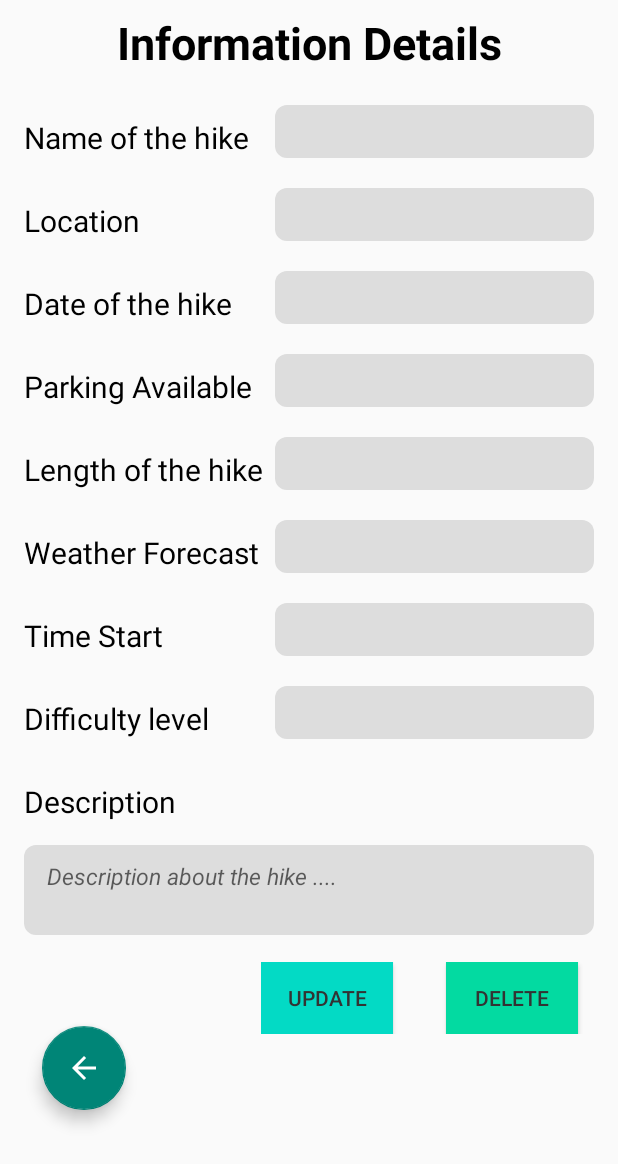
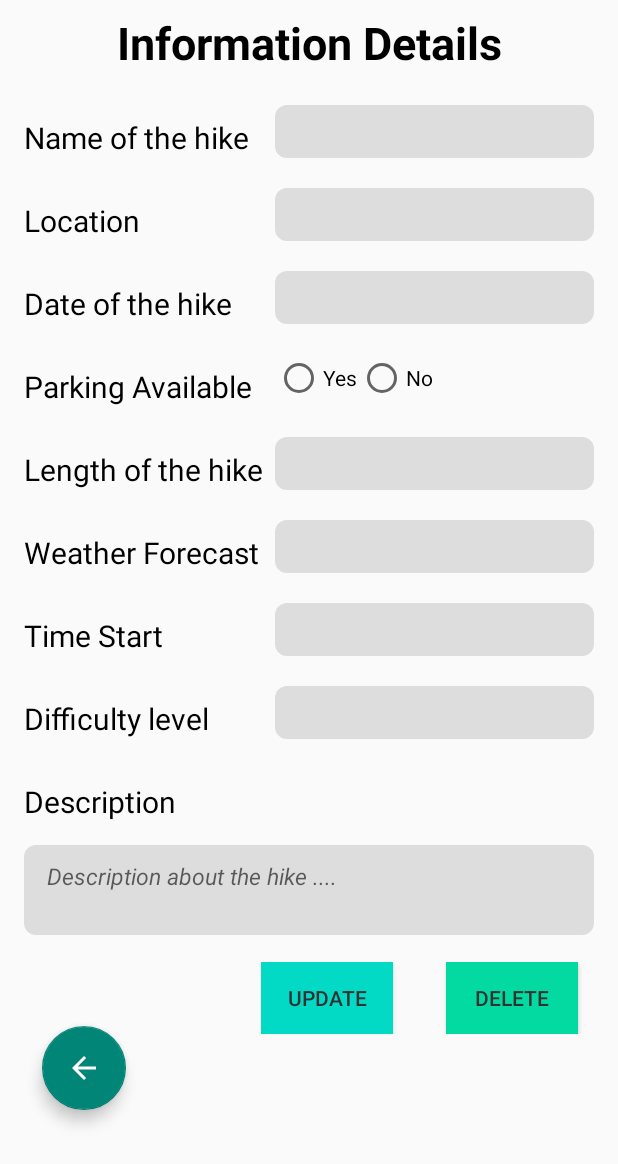
Before and after one commit to 1Ir-is/COMP1786-CourseWork, an Android app: the UpdateActivity screen opened directly, with no data from a screen before it, on a phone screen of 412 x 824 dp. Shown: the top 1164 px of the screen. Run offline under Robolectric (Android 15) with nearby library versions, the phone set to English and light mode, and no system bars.

Commit message:
feat: change the parking available from EditText to Radio Button to display which radio button has been chose from the database

```diff
--- a/app/src/main/java/com/example/coursework/activities/UpdateActivity.java
+++ b/app/src/main/java/com/example/coursework/activities/UpdateActivity.java
@@ -11,6 +11,8 @@ import android.os.Bundle;
 import android.view.View;
 import android.widget.Button;
 import android.widget.EditText;
+import android.widget.RadioGroup;
+import android.widget.RadioButton;
 import android.widget.Toast;
 
 import com.example.coursework.database.DatabaseHelper;
@@ -20,7 +22,9 @@ import com.google.android.material.floatingactionbutton.FloatingActionButton;
 
 public class UpdateActivity extends AppCompatActivity {
 
-    EditText nameInputUpdate, locationInputUpdate, dateInputUpdate, parkingAvailableInputUpdate, lengthInputUpdate, weatherForecastUpdate, estimatedTimeUpdate ,difficultyLevelInputUpdate, descriptionInputUpdate;
+    EditText nameInputUpdate, locationInputUpdate, dateInputUpdate, lengthInputUpdate, estimatedTimeUpdate, descriptionInputUpdate;
+    RadioGroup parkingRadioGroup;
+    RadioButton radioButtonYes, radioButtonNo;
     Button updateButton, deleteButton;
     FloatingActionButton backButton;
     String id, name, location, date, parkingAvailable, length, weatherForecast, estimatedTime, difficultyLevel, description;
@@ -33,12 +37,12 @@ public class UpdateActivity extends AppCompatActivity {
         nameInputUpdate = findViewById(R.id.hike_name_text_update);
         locationInputUpdate = findViewById(R.id.hike_location_text_update);
         dateInputUpdate = findViewById(R.id.hike_date_text_update);
-        parkingAvailableInputUpdate = findViewById(R.id.hike_parking_available_text_update);
         lengthInputUpdate = findViewById(R.id.hike_length_text_update);
-        weatherForecastUpdate = findViewById(R.id.hike_weather_forecast_text_update);
         estimatedTimeUpdate = findViewById(R.id.hike_time_estimated_text_update);
-        difficultyLevelInputUpdate = findViewById(R.id.hike_difficulty_level_text_update);
         descriptionInputUpdate = findViewById(R.id.hike_description_text_update);
+        parkingRadioGroup = findViewById(R.id.parking_available_radio_group);
+        radioButtonYes = findViewById(R.id.radio_yes);
+        radioButtonNo = findViewById(R.id.radio_no);
 
         deleteButton = findViewById(R.id.deleteButton);
         updateButton = findViewById(R.id.updateButton);
@@ -54,12 +58,14 @@ public class UpdateActivity extends AppCompatActivity {
                 name = nameInputUpdate.getText().toString().trim();
                 location = locationInputUpdate.getText().toString().trim();
                 date = dateInputUpdate.getText().toString().trim();
-                parkingAvailable = parkingAvailableInputUpdate.getText().toString().trim();
                 length = lengthInputUpdate.getText().toString().trim();
-                weatherForecast = weatherForecastUpdate.getText().toString().trim();
                 estimatedTime = estimatedTimeUpdate.getText().toString().trim();
-                difficultyLevel = difficultyLevelInputUpdate.getText().toString().trim();
                 description = descriptionInputUpdate.getText().toString().trim();
+
+                int selectedId = parkingRadioGroup.getCheckedRadioButtonId();
+                RadioButton selectedRadioButton = findViewById(selectedId);
+                parkingAvailable = selectedRadioButton.getText().toString();
+
                 databaseHelper.updateHikeInformation(id, name, location, date, parkingAvailable, length, weatherForecast, estimatedTime, difficultyLevel, description);
 
                 // Return HomeFragment
@@ -114,14 +120,17 @@ public class UpdateActivity extends AppCompatActivity {
             nameInputUpdate.setText(name);
             locationInputUpdate.setText(location);
             dateInputUpdate.setText(date);
-            parkingAvailableInputUpdate.setText(parkingAvailable);
             lengthInputUpdate.setText(length);
-            weatherForecastUpdate.setText(weatherForecast);
             estimatedTimeUpdate.setText(estimatedTime);
-            difficultyLevelInputUpdate.setText(difficultyLevel);
             descriptionInputUpdate.setText(description);
-        }
-        else{
+
+            // Setting radio button for parking availability
+            if (parkingAvailable.equals("Yes")) {
+                radioButtonYes.setChecked(true);
+            } else if (parkingAvailable.equals("No")) {
+                radioButtonNo.setChecked(true);
+            }
+        } else {
             Toast.makeText(this, "No data", Toast.LENGTH_SHORT).show();
         }
     }
--- a/app/src/main/res/layout/activity_update.xml
+++ b/app/src/main/res/layout/activity_update.xml
@@ -149,19 +149,25 @@
                 android:text="Parking Available"
                 app:layout_constraintHorizontal_bias="0.498" />
 
-            <EditText
-                android:id="@+id/hike_parking_available_text_update"
-                android:layout_width="0dp"
-                android:layout_height="match_parent"
-                android:layout_weight="1"
-                android:paddingStart="15dp"
-                android:textStyle="italic"
-                android:textColor="@color/text_color"
-                android:background="@drawable/input_background"
-                android:ems="10"
-                android:inputType="textPersonName"
-                android:text=""
-                android:textSize="20sp" />
+            <RadioGroup
+                android:id="@+id/parking_available_radio_group"
+                android:layout_width="wrap_content"
+                android:layout_height="wrap_content"
+                android:orientation="horizontal">
+
+                <RadioButton
+                    android:id="@+id/radio_yes"
+                    android:layout_width="wrap_content"
+                    android:layout_height="wrap_content"
+                    android:text="Yes" />
+
+                <RadioButton
+                    android:id="@+id/radio_no"
+                    android:layout_width="wrap_content"
+                    android:layout_height="wrap_content"
+                    android:text="No" />
+            </RadioGroup>
+
         </TableRow>
 
         <TableRow
```
